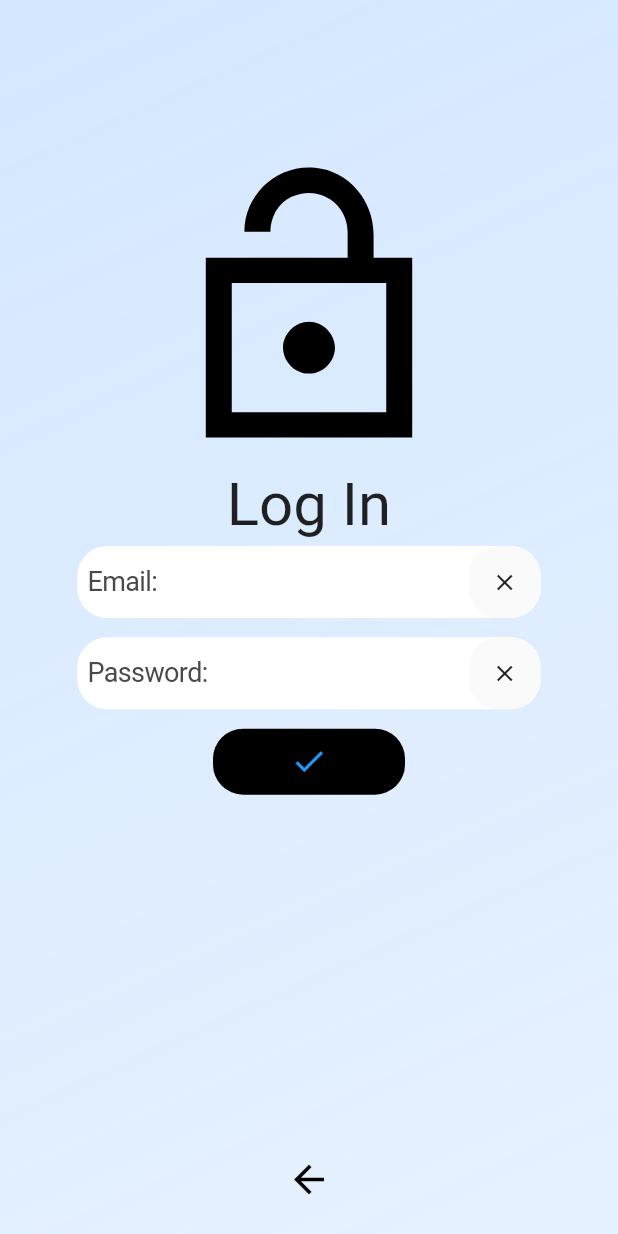
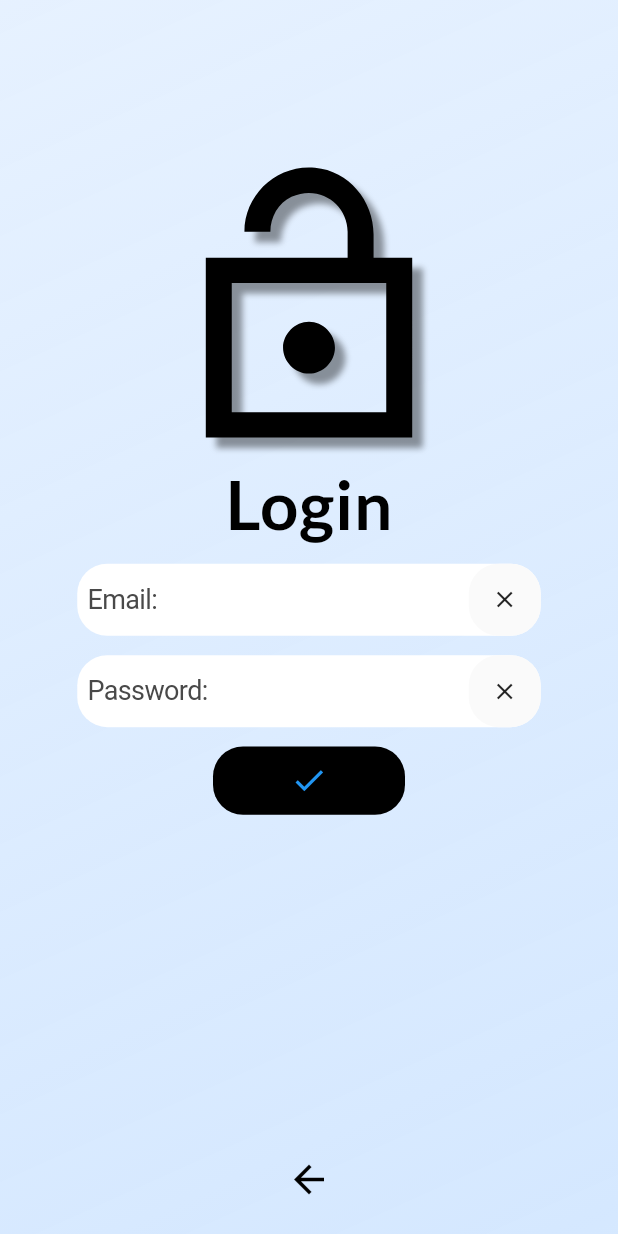
Before and after one commit to ChetChimp/GymChimp, a Flutter app: the screen it shows after launch, after a tap on "Already have an account? Log in here!", on a phone screen of 412 x 824 dp. Run offline on Flutter 3.47's test engine with Material 2 defaults, Android fonts, the light colour scheme and no system bars; our stand-ins replace cloud_firestore, firebase_auth, firebase_core, google_fonts; accounts and stored records are empty.

Commit message:
Changes to main login pages
connected login screen and sign up screen to first time login, made it so

```diff
--- a/lib/openingScreens/first_time_login.dart
+++ b/lib/openingScreens/first_time_login.dart
@@ -1,24 +1,22 @@
+import 'package:flutter/cupertino.dart';
 import 'package:flutter/src/foundation/key.dart';
 import 'package:flutter/src/widgets/framework.dart';
 import 'package:flutter/material.dart';
 import 'package:google_fonts/google_fonts.dart';
 import 'package:gymchimp/openingScreens/login_page.dart';
+import 'package:gymchimp/openingScreens/sign_up_page.dart';
 
 class FirstLogIn extends StatelessWidget {
   const FirstLogIn({Key? key}) : super(key: key);
 
-  void loggedIn(BuildContext ctx) {
-    Navigator.of(ctx).push(_createRoute());
-  }
-
-  Route _createRoute() {
+  Route createRoute(Widget page) {
     return PageRouteBuilder(
-      pageBuilder: (context, animation, secondaryAnimation) =>
-          const LoginPage(),
+      pageBuilder: (context, animation, secondaryAnimation) => page,
+      transitionDuration: Duration(milliseconds: 1),
       transitionsBuilder: (context, animation, secondaryAnimation, child) {
-        const begin = Offset(0.0, 1.0);
-        const end = Offset.zero;
-        const curve = Curves.ease;
+        const begin = Offset(5, 0);
+        const end = Offset(0, 0);
+        const curve = Curves.decelerate;
 
         var tween =
             Tween(begin: begin, end: end).chain(CurveTween(curve: curve));
@@ -29,6 +27,14 @@ class FirstLogIn extends StatelessWidget {
         );
       },
     );
+  }
+
+  void loggedIn(BuildContext ctx) {
+    Navigator.of(ctx).push(createRoute(LoginPage()));
+  }
+
+  void signup(BuildContext ctx) {
+    Navigator.of(ctx).push(createRoute(SignUpPage()));
   }
 
   @override
@@ -63,9 +69,9 @@ class FirstLogIn extends StatelessWidget {
                         textStyle: TextStyle(
                             shadows: <Shadow>[
                               Shadow(
-                                  color: Colors.black.withOpacity(0.4  ),
+                                  color: Colors.black.withOpacity(0.4),
                                   offset: const Offset(7, 7),
-                                  blurRadius: 20),
+                                  blurRadius: 30),
                             ],
                             fontSize: 60,
                             fontWeight: FontWeight.bold,
@@ -97,7 +103,9 @@ class FirstLogIn extends StatelessWidget {
                         ), // <-- Text
                         backgroundColor: Color.fromARGB(255, 255, 255, 255),
 
-                        onPressed: () {},
+                        onPressed: () {
+                          signup(context);
+                        },
                       ),
                     ),
                   ],
--- a/lib/openingScreens/login_page.dart
+++ b/lib/openingScreens/login_page.dart
@@ -11,6 +11,7 @@ import 'package:gymchimp/openingScreens/first_time_login.dart';
 import 'package:gymchimp/openingScreens/home_page.dart';
 import 'package:gymchimp/openingScreens/sign_up_page.dart';
 import '../firebase_options.dart';
+import 'package:google_fonts/google_fonts.dart';
 
 class LoginPage extends StatefulWidget {
   const LoginPage({Key? key}) : super(key: key);
@@ -42,20 +43,17 @@ class _LoginPage extends State<LoginPage> {
     );
   }
 
-  Route _backToMain() {
+  Route _backToMain(Widget page) {
     return PageRouteBuilder(
-      pageBuilder: (context, animation, secondaryAnimation) =>
-          const FirstLogIn(),
-      transitionsBuilder: (context, animation, secondaryAnimation, child) {
-        const begin = Offset(0.0, 1.0);
-        const end = Offset.zero;
-        const curve = Curves.ease;
-
-        var tween =
-            Tween(begin: begin, end: end).chain(CurveTween(curve: curve));
-
-        return SlideTransition(
-          position: animation.drive(tween),
+      pageBuilder: (context, animation, secondaryAnimation) => page,
+      transitionDuration: Duration(milliseconds: 1),
+      transitionsBuilder: (BuildContext context, Animation<double> animation,
+          Animation<double> secondaryAnimation, Widget child) {
+        return new SlideTransition(
+          position: new Tween<Offset>(
+            begin: const Offset(-1.0, 0.0),
+            end: Offset.zero,
+          ).animate(animation),
           child: child,
         );
       },
@@ -63,7 +61,7 @@ class _LoginPage extends State<LoginPage> {
   }
 
   void goBack(BuildContext ctx) {
-    Navigator.of(ctx).push(_backToMain());
+    Navigator.of(ctx).push(_backToMain(FirstLogIn()));
   }
 
   void toSignUp(BuildContext ctx) {
@@ -132,8 +130,8 @@ class _LoginPage extends State<LoginPage> {
           begin: Alignment.topLeft,
           end: Alignment(0.8, 1),
           colors: <Color>[
+            Color.fromARGB(233, 228, 240, 255),
             Color.fromARGB(211, 204, 227, 255),
-            Color.fromARGB(233, 228, 240, 255),
           ], // Gradient from https://learnui.design/tools/gradient-generator.html
           tileMode: TileMode.mirror,
         ),
@@ -150,17 +148,36 @@ class _LoginPage extends State<LoginPage> {
                 mainAxisAlignment: MainAxisAlignment.start,
                 children: <Widget>[
                   Icon(
+                    shadows: <Shadow>[
+                      Shadow(
+                          color: Colors.black.withOpacity(0.4),
+                          offset: const Offset(7, 7),
+                          blurRadius: 5),
+                    ],
                     color: Colors.black,
                     Icons.lock_open_sharp,
                     size: size.width / 2,
                   ),
-                  const Center(
-                    child: Card(
-                      shadowColor: Colors.transparent,
-                      color: Color.fromARGB(0, 255, 255, 255),
-                      child: Text(
-                        'Log In',
-                        style: TextStyle(fontSize: 40),
+                  Container(
+                    margin: EdgeInsets.only(
+                        left: size.width * 1 / 8,
+                        right: size.width * 1 / 8,
+                        bottom: size.width * 1 / 32),
+                    child: Text(
+                      'Login',
+                      style: GoogleFonts.lato(
+                        textStyle: TextStyle(
+                            // shadows: <Shadow>[
+                            //   Shadow(
+                            //       color: Colors.black.withOpacity(0.4),
+                            //       offset: const Offset(7, 7),
+                            //       blurRadius: 50),
+                            // ],
+                            fontWeight: FontWeight.bold,
+                            fontSize: 45,
+                            color: Colors.black,
+                            letterSpacing: .5,
+                            decoration: TextDecoration.none),
                       ),
                     ),
                   ),
@@ -241,8 +258,8 @@ class _LoginPage extends State<LoginPage> {
                     padding: EdgeInsets.only(
                         left: size.width * 1 / 8,
                         right: size.width * 1 / 8,
-                        top: 5,
-                        bottom: 5),
+                        top: size.height * 1 / 80,
+                        bottom: size.height * 1 / 80),
                     child: Icon(
                       Icons.check,
                       size: 25,
```
Also changed, not shown: lib/openingScreens/sign_up_page.dart (+54 -32 lines).
